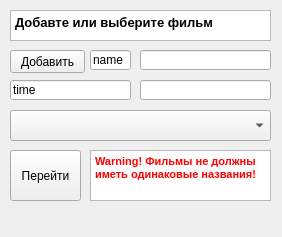
Qt form room.ui (AnastasiaPotapova/Cinematic) before a commit.
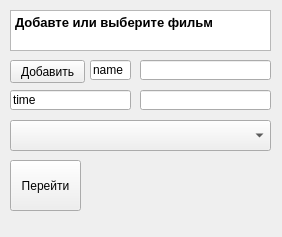
The same form after that commit.

```diff
--- a/room.ui
+++ b/room.ui
@@ -13,28 +13,11 @@
   <property name="windowTitle">
    <string>Form</string>
   </property>
-  <widget class="QTextEdit" name="textEdit">
-   <property name="geometry">
-    <rect>
-     <x>10</x>
-     <y>10</y>
-     <width>261</width>
-     <height>31</height>
-    </rect>
-   </property>
-   <property name="html">
-    <string>&lt;!DOCTYPE HTML PUBLIC &quot;-//W3C//DTD HTML 4.0//EN&quot; &quot;http://www.w3.org/TR/REC-html40/strict.dtd&quot;&gt;
-&lt;html&gt;&lt;head&gt;&lt;meta name=&quot;qrichtext&quot; content=&quot;1&quot; /&gt;&lt;style type=&quot;text/css&quot;&gt;
-p, li { white-space: pre-wrap; }
-&lt;/style&gt;&lt;/head&gt;&lt;body style=&quot; font-family:'MS Shell Dlg 2'; font-size:8.25pt; font-weight:400; font-style:normal;&quot;&gt;
-&lt;p style=&quot; margin-top:0px; margin-bottom:0px; margin-left:0px; margin-right:0px; -qt-block-indent:0; text-indent:0px;&quot;&gt;&lt;span style=&quot; font-size:10pt; font-weight:600;&quot;&gt;Добавте или выберите фильм&lt;/span&gt;&lt;/p&gt;&lt;/body&gt;&lt;/html&gt;</string>
-   </property>
-  </widget>
   <widget class="QPushButton" name="btnadd_film">
    <property name="geometry">
     <rect>
      <x>10</x>
-     <y>50</y>
+     <y>60</y>
      <width>75</width>
      <height>23</height>
     </rect>
@@ -47,7 +30,7 @@
    <property name="geometry">
     <rect>
      <x>90</x>
-     <y>50</y>
+     <y>60</y>
      <width>41</width>
      <height>20</height>
     </rect>
@@ -60,7 +43,7 @@
    <property name="geometry">
     <rect>
      <x>140</x>
-     <y>50</y>
+     <y>60</y>
      <width>131</width>
      <height>20</height>
     </rect>
@@ -70,7 +53,7 @@
    <property name="geometry">
     <rect>
      <x>10</x>
-     <y>80</y>
+     <y>90</y>
      <width>121</width>
      <height>20</height>
     </rect>
@@ -83,7 +66,7 @@
    <property name="geometry">
     <rect>
      <x>140</x>
-     <y>80</y>
+     <y>90</y>
      <width>131</width>
      <height>20</height>
     </rect>
@@ -93,7 +76,7 @@
    <property name="geometry">
     <rect>
      <x>10</x>
-     <y>110</y>
+     <y>120</y>
      <width>261</width>
      <height>31</height>
     </rect>
@@ -103,7 +86,7 @@
    <property name="geometry">
     <rect>
      <x>10</x>
-     <y>150</y>
+     <y>160</y>
      <width>71</width>
      <height>51</height>
     </rect>
@@ -112,13 +95,13 @@
     <string>Перейти</string>
    </property>
   </widget>
-  <widget class="QTextEdit" name="textEdit_2">
+  <widget class="QTextBrowser" name="textBrowser">
    <property name="geometry">
     <rect>
-     <x>90</x>
-     <y>150</y>
-     <width>181</width>
-     <height>51</height>
+     <x>10</x>
+     <y>10</y>
+     <width>261</width>
+     <height>41</height>
     </rect>
    </property>
    <property name="html">
@@ -126,7 +109,7 @@
 &lt;html&gt;&lt;head&gt;&lt;meta name=&quot;qrichtext&quot; content=&quot;1&quot; /&gt;&lt;style type=&quot;text/css&quot;&gt;
 p, li { white-space: pre-wrap; }
 &lt;/style&gt;&lt;/head&gt;&lt;body style=&quot; font-family:'MS Shell Dlg 2'; font-size:8.25pt; font-weight:400; font-style:normal;&quot;&gt;
-&lt;p style=&quot; margin-top:0px; margin-bottom:0px; margin-left:0px; margin-right:0px; -qt-block-indent:0; text-indent:0px;&quot;&gt;&lt;span style=&quot; font-size:8pt; font-weight:600; color:#ff0000;&quot;&gt;Warning! Фильмы не должны иметь одинаковые названия!&lt;/span&gt;&lt;/p&gt;&lt;/body&gt;&lt;/html&gt;</string>
+&lt;p style=&quot; margin-top:0px; margin-bottom:0px; margin-left:0px; margin-right:0px; -qt-block-indent:0; text-indent:0px;&quot;&gt;&lt;span style=&quot; font-size:10pt; font-weight:600;&quot;&gt;Добавте или выберите фильм&lt;/span&gt;&lt;/p&gt;&lt;/body&gt;&lt;/html&gt;</string>
    </property>
   </widget>
  </widget>
```
